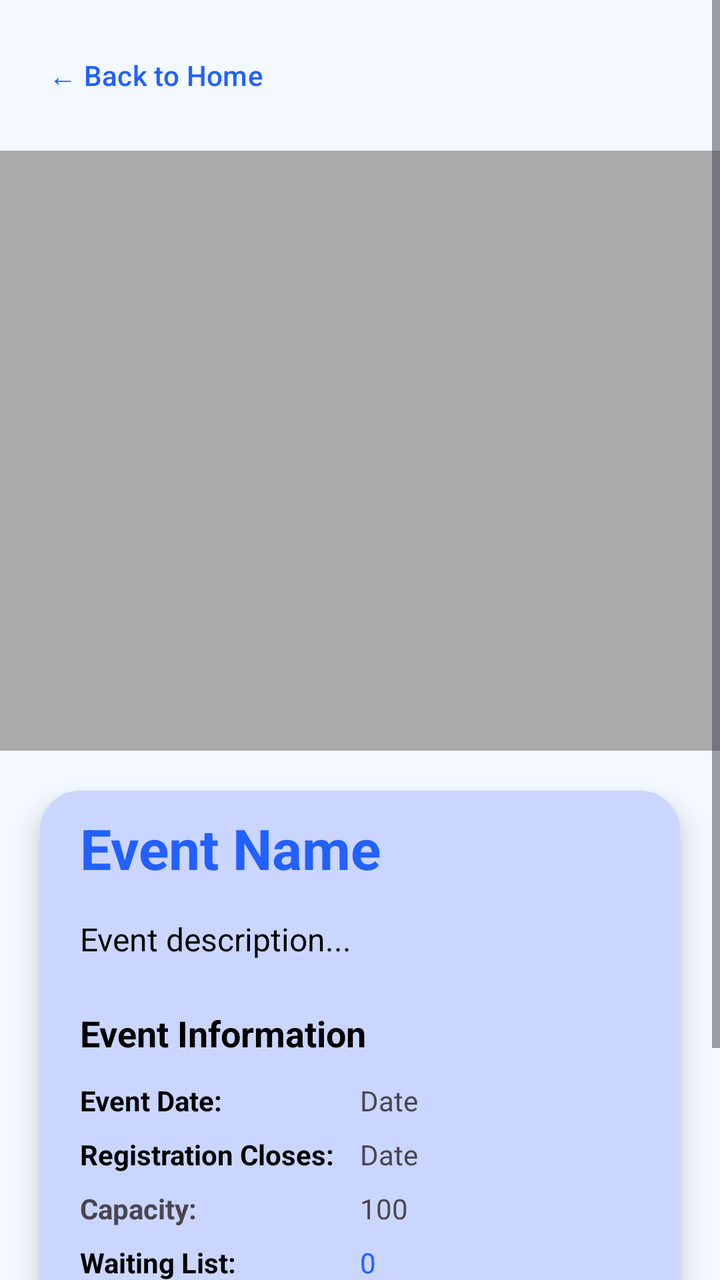
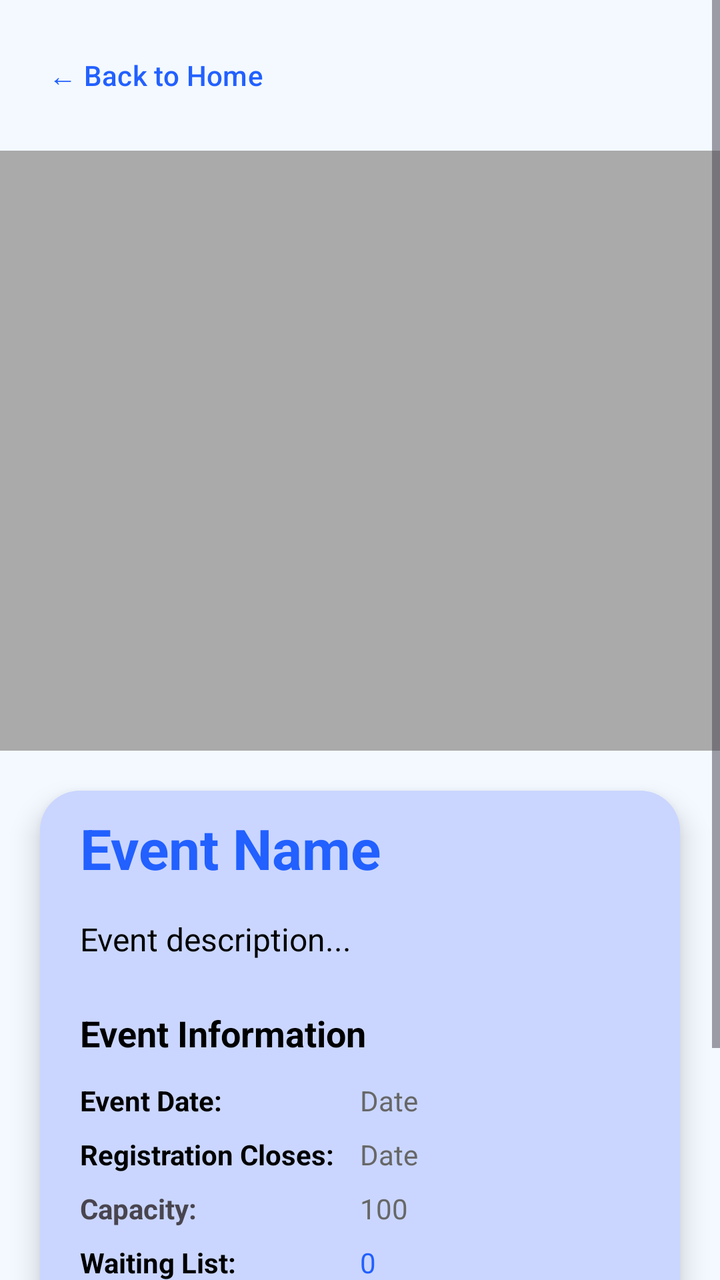

Screens rendered from an Android XML layout before and after an edit, with the pre-edit source and the edit as a unified diff.
<!-- AndroidManifest.xml: activity theme Theme.GitCat_events -->
<!-- res/layout/activity_event_details.xml -->
<?xml version="1.0" encoding="utf-8"?>
<ScrollView xmlns:android="http://schemas.android.com/apk/res/android"
    xmlns:app="http://schemas.android.com/apk/res-auto"
    xmlns:tools="http://schemas.android.com/tools"
    android:layout_width="match_parent"
    android:layout_height="match_parent"
    android:background="@color/background_color"
    tools:context=".EventDetailsActivity">

    <LinearLayout
        android:layout_width="match_parent"
        android:layout_height="wrap_content"
        android:gravity="center"
        android:orientation="vertical">

        
        <LinearLayout
            android:layout_width="match_parent"
            android:layout_height="match_parent"
            android:orientation="vertical">

            <Button
                android:id="@+id/btnBackToHome"
                android:layout_width="wrap_content"
                android:layout_height="wrap_content"
                android:layout_margin="8dp"
                android:background="?attr/selectableItemBackground"
                android:padding="16dp"
                android:text="← Back to Home"
                android:textAllCaps="false"
                android:textColor="@color/button_color" />
        </LinearLayout>

        

        

        <ImageView
            android:id="@+id/ivEventDetailsPoster"
            android:layout_width="362dp"
            android:layout_height="300dp"
            android:background="@android:color/darker_gray"
            android:contentDescription="Event Poster"
            android:scaleType="centerCrop" />

        <androidx.cardview.widget.CardView
            android:layout_width="match_parent"
            android:layout_height="match_parent"
            android:layout_margin="20dp"
            app:cardBackgroundColor="#CAD6FF"
            app:cardCornerRadius="20dp"
            app:cardElevation="8dp">

            <LinearLayout
                android:layout_width="match_parent"
                android:layout_height="wrap_content"
                android:background="@color/container_color"
                android:orientation="vertical"
                android:paddingLeft="20dp"
                android:paddingTop="10dp"
                android:paddingRight="20dp"
                android:paddingBottom="10dp">

                
                <TextView
                    android:id="@+id/tvEventDetailsName"
                    android:layout_width="wrap_content"
                    android:layout_height="wrap_content"
                    android:layout_marginBottom="16dp"
                    android:text="Event Name"
                    android:textColor="@color/text_color_colored"
                    android:textSize="28sp"
                    android:textStyle="bold" />

                
                <TextView
                    android:id="@+id/tvEventDetailsDescription"
                    android:layout_width="wrap_content"
                    android:layout_height="wrap_content"
                    android:layout_marginBottom="24dp"
                    android:lineSpacingMultiplier="1.2"
                    android:text="Event description..."
                    android:textColor="@color/text_color_dark"
                    android:textSize="16sp" />

                
                <TextView
                    android:layout_width="wrap_content"
                    android:layout_height="wrap_content"
                    android:layout_marginBottom="12dp"
                    android:text="Event Information"
                    android:textColor="@color/text_color_dark"
                    android:textSize="18sp"
                    android:textStyle="bold" />

                
                <LinearLayout
                    android:layout_width="match_parent"
                    android:layout_height="wrap_content"
                    android:layout_marginBottom="8dp"
                    android:orientation="horizontal">

                    <TextView
                        android:layout_width="140dp"
                        android:layout_height="wrap_content"
                        android:text="Event Date:"
                        android:textColor="@color/text_color_dark"
                        android:textSize="14sp"
                        android:textStyle="bold" />

                    <TextView
                        android:id="@+id/tvEventDetailsDate"
                        android:layout_width="0dp"
                        android:layout_height="wrap_content"
                        android:layout_weight="1"
                        android:text="Date"
                        android:textSize="14sp" />
                </LinearLayout>

                
                <LinearLayout
                    android:layout_width="match_parent"
                    android:layout_height="wrap_content"
                    android:layout_marginBottom="8dp"
                    android:orientation="horizontal">

                    <TextView
                        android:layout_width="140dp"
                        android:layout_height="wrap_content"
                        android:text="Registration Closes:"
                        android:textColor="@color/text_color_dark"
                        android:textSize="14sp"
                        android:textStyle="bold" />

                    <TextView
                        android:id="@+id/tvEventDetailsRaffleDate"
                        android:layout_width="0dp"
                        android:layout_height="wrap_content"
                        android:layout_weight="1"
                        android:text="Date"
                        android:textSize="14sp" />
                </LinearLayout>

                
                <LinearLayout
                    android:layout_width="match_parent"
                    android:layout_height="wrap_content"
                    android:layout_marginBottom="8dp"
                    android:orientation="horizontal">

                    <TextView
                        android:layout_width="140dp"
                        android:layout_height="wrap_content"
                        android:text="Capacity:"
                        android:textSize="14sp"
                        android:textStyle="bold" />

                    <TextView
                        android:id="@+id/tvEventDetailsCapacity"
                        android:layout_width="0dp"
                        android:layout_height="wrap_content"
                        android:layout_weight="1"
                        android:text="100"
                        android:textSize="14sp" />
                </LinearLayout>

                
                <LinearLayout
                    android:layout_width="match_parent"
                    android:layout_height="wrap_content"
                    android:layout_marginBottom="8dp"
                    android:orientation="horizontal">

                    <TextView
                        android:layout_width="140dp"
                        android:layout_height="wrap_content"
                        android:text="Waiting List:"
                        android:textColor="@color/text_color_dark"
                        android:textSize="14sp"
                        android:textStyle="bold" />

                    <TextView
                        android:id="@+id/tvWaitingListCount"
                        android:layout_width="0dp"
                        android:layout_height="wrap_content"
                        android:layout_weight="1"
                        android:text="0"
                        android:textColor="@color/text_color_colored"
                        android:textSize="14sp" />
                </LinearLayout>

                
                <LinearLayout
                    android:layout_width="match_parent"
                    android:layout_height="wrap_content"
                    android:layout_marginBottom="24dp"
                    android:orientation="horizontal">

                    <TextView
                        android:layout_width="140dp"
                        android:layout_height="wrap_content"
                        android:text="Geolocation:"
                        android:textColor="@color/text_color_dark"
                        android:textSize="14sp"
                        android:textStyle="bold" />

                    <TextView
                        android:id="@+id/tvEventDetailsGeolocation"
                        android:layout_width="0dp"
                        android:layout_height="wrap_content"
                        android:layout_weight="1"
                        android:text="Not required"
                        android:textColor="@color/text_color_dark"
                        android:textSize="14sp" />
                </LinearLayout>

                
                <Button
                    android:id="@+id/btnJoinWaitingList"
                    android:layout_width="match_parent"
                    android:layout_height="60dp"
                    android:backgroundTint="@color/button_color"
                    android:text="Join Waiting List"
                    android:textColor="@color/text_color_light"
                    android:textSize="18sp" />

                
                <TextView
                    android:id="@+id/tvStatusMessage"
                    android:layout_width="wrap_content"
                    android:layout_height="wrap_content"
                    android:layout_marginTop="16dp"
                    android:text=""
                    android:textColor="@android:color/holo_green_dark"
                    android:textSize="14sp"
                    android:visibility="gone" />

            </LinearLayout>
        </androidx.cardview.widget.CardView>

    </LinearLayout>
</ScrollView>
<!-- resources referenced by this layout -->
<resources>
  <color name="background_color">#F3F9FF</color>
  <color name="button_color">#2260ff</color>
  <color name="container_color">#CAD6ff</color>
  <color name="text_color_colored">#2260ff</color>
  <color name="text_color_dark">#000000</color>
  <color name="text_color_light">#ffffff</color>
  <style name="Theme.GitCat_events" parent="Base.Theme.GitCat_events" />
  <style name="Base.Theme.GitCat_events" parent="Theme.Material3.DayNight.NoActionBar">
          
          
      </style>
</resources>

<!-- the commit's change to res/layout/activity_event_details.xml (unified diff, before → after) -->
@@ -114,6 +114,7 @@
                         android:layout_height="wrap_content"
                         android:layout_weight="1"
                         android:text="Date"
+                        android:textColor="@color/text_color_medium"
                         android:textSize="14sp" />
                 </LinearLayout>
 
@@ -138,6 +139,7 @@
                         android:layout_height="wrap_content"
                         android:layout_weight="1"
                         android:text="Date"
+                        android:textColor="@color/text_color_medium"
                         android:textSize="14sp" />
                 </LinearLayout>
 
@@ -161,6 +163,7 @@
                         android:layout_height="wrap_content"
                         android:layout_weight="1"
                         android:text="100"
+                        android:textColor="@color/text_color_medium"
                         android:textSize="14sp" />
                 </LinearLayout>
 
<!-- resource entries referenced after the edit -->
@@ -6,6 +6,7 @@
   <color name="text_color_colored">#2260ff</color>
   <color name="text_color_dark">#000000</color>
   <color name="text_color_light">#ffffff</color>
+  <color name="text_color_medium">#676767</color>
   <style name="Theme.GitCat_events" parent="Base.Theme.GitCat_events" />
   <style name="Base.Theme.GitCat_events" parent="Theme.Material3.DayNight.NoActionBar">
           
